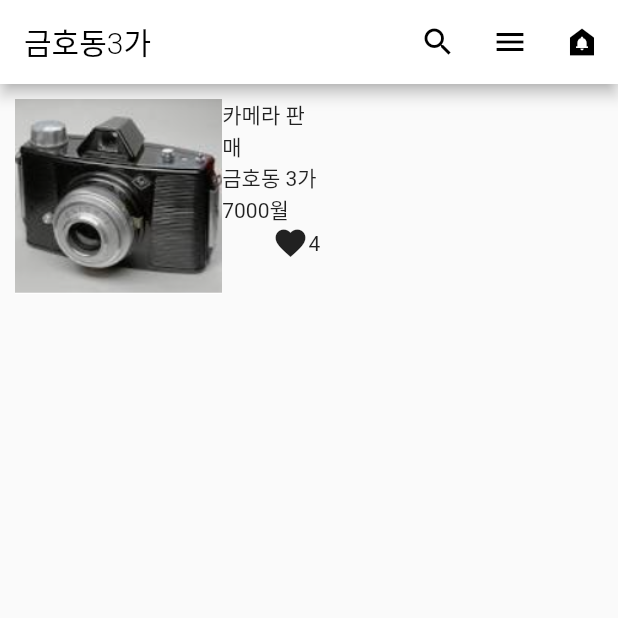
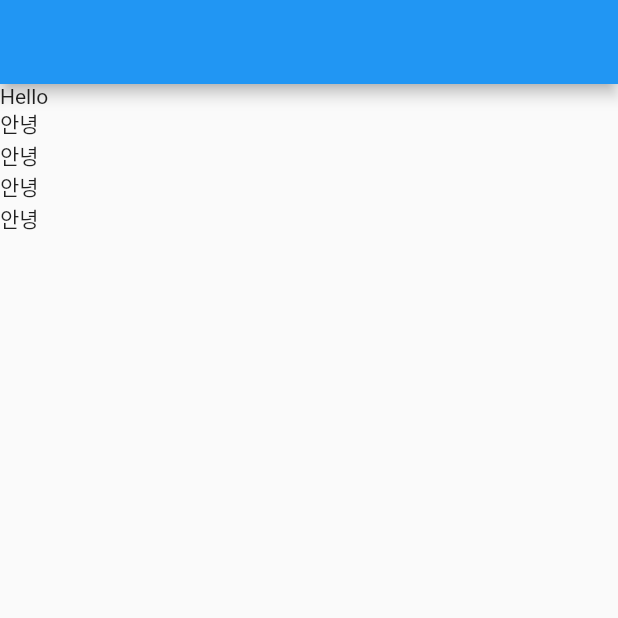
Before and after one commit to cmahn/contact, a Flutter app: the screen it shows after launch, on a phone screen of 412 x 824 dp, the top half of it. Run offline on Flutter 3.47's test engine with Material 2 defaults, Android fonts, the phone set to English and light mode, and no system bars.

Commit message:
20220321 Layout 조정 (커스텀 위젯) v003

```diff
--- a/lib/main.dart
+++ b/lib/main.dart
@@ -5,68 +5,43 @@ void main() {
   runApp(const MyApp());
 }
 
+// 변수로 위젯 대체: 축약 가능하지만, 성능 이슈가 있을 수 있다.
+var a = SizedBox(
+  child: Text('안녕'),
+);
+
 class MyApp extends StatelessWidget {
   const MyApp({Key? key}) : super(key: key);
 
   @override
   Widget build(BuildContext context) {
-
-    return MaterialApp( // material 테마 가능 위젯
-      home: Scaffold(
-        appBar: AppBar( // 안에 넣을 수 있는 것들
-          // 컬러
-          backgroundColor: Colors.white,
-          // 왼쪽제목
-          title: Text('금호동3가', style: TextStyle(color: Colors.black, fontWeight: FontWeight.w300)),
-
-          // 왼쪽에 넣을 아이콘
-          // leading: Icon(Icons.),
-          // 우측 아이콘
-          actions: [
-            IconButton(
-                onPressed: (){},
-                icon: Icon(Icons.search, color: Colors.black,)
-            ),
-            IconButton(
-                onPressed: (){},
-                icon: Icon(Icons.menu, color: Colors.black,)
-            ),
-            IconButton(
-                onPressed: (){},
-                icon: Icon(Icons.doorbell, color: Colors.black,)
+    return MaterialApp(
+        // material 테마 가능 위젯
+        home: Scaffold(
+            appBar: AppBar(),
+            body: ListView(  // 컬럼 대시에 스크롤바가 생긴다, 메모리 절약도 가능-스크롤 내 숨겨진 곳은 메모리에서 삭제 가능
+              // controller: , //스크롤 위치 체크도 가능
+              children: [
+                CstWz(),
+                Text('안녕'),
+                Text('안녕'),
+                Text('안녕'),
+                Text('안녕'),
+              ],
             )
-          ],
-        ),
-        body: Container(
-          height: 150,
-          padding: EdgeInsets.all(10),
-          child: Row(
-            children: [
-              Flexible(
-                child: Image.asset('assets/cannon.PNG'), flex:5
-              ),
-              Expanded(
-                // width: 300, // 퍼센티지로 넓이 설정
-                child: Column(
-                  crossAxisAlignment: CrossAxisAlignment.start,
-                  children: [
-                    Text('카메라 판매', ),
-                    Text('금호동 3가'),
-                    Text('7000월'),
-                    Row(
-                      mainAxisAlignment: MainAxisAlignment.end,
-                      children: [
-                        Icon(Icons.favorite),
-                        Text('4')
-                      ],
-                    )
-                  ],
-                )
-              )
-            ],
-          ),
         )
-      )
     );
   }
 }
+
+// 커스텀 위젯: 길고 복잡한 레이아웃 축약
+class CstWz extends StatelessWidget {
+  const CstWz({Key? key}) : super(key: key);
+
+  @override
+  Widget build(BuildContext context) {
+    return SizedBox(
+      child: Text('Hello'),
+    );
+  }
+}
```
